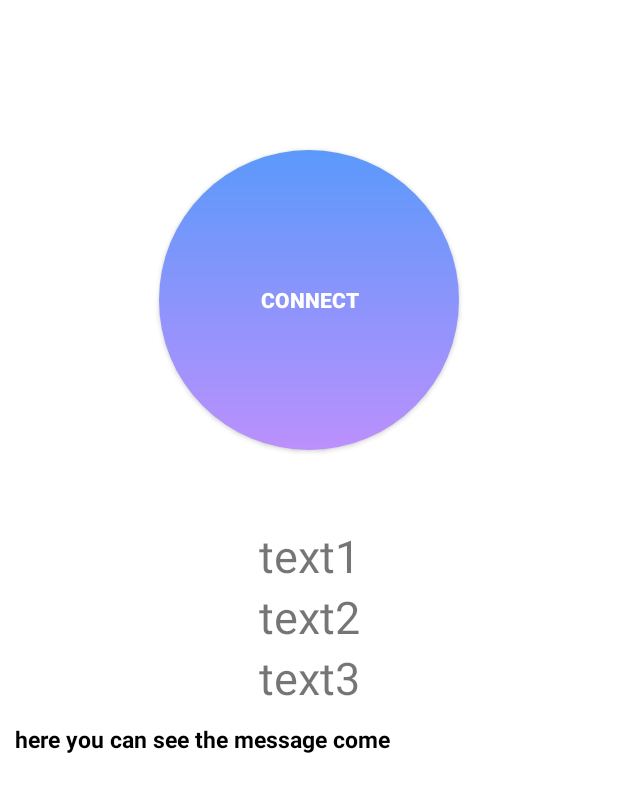
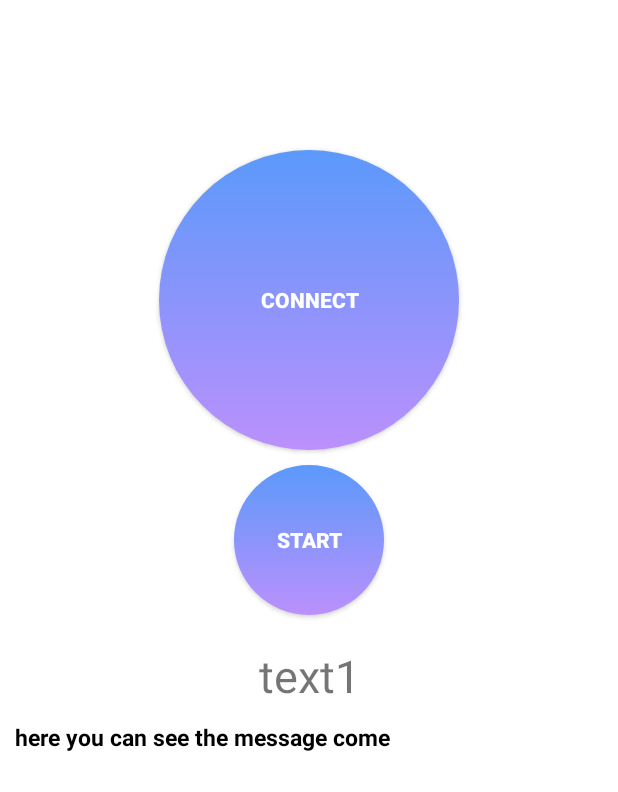
Before and after one commit to kms05021/JongP2, an Android app: the screen it shows after launch (MainActivity), on a phone screen of 412 x 824 dp. Shown: the top 792 px of the screen. Run offline under Robolectric (Android 15) with nearby library versions, the phone set to English and light mode, and no system bars; our stand-ins replace data binding; libraries missing offline, so code that uses them is left out: com.gun0912.tedpermission.

Commit message:
Start/Stop button 생성

```diff
--- a/Android/01AndroidBluetooth_MVVM/app/src/main/java/com/lilly/bluetoothclassic/ui/MainActivity.kt
+++ b/Android/01AndroidBluetooth_MVVM/app/src/main/java/com/lilly/bluetoothclassic/ui/MainActivity.kt
@@ -91,6 +91,7 @@ class MainActivity : AppCompatActivity() {
                 } else {
                     viewModel.setInProgress(false)
                     viewModel.btnConnected.set(false)
+                    viewModel.onStart.set(false)
                     Util.showNotification("디바이스와 연결이 해제되었습니다.")
                 }
             }
--- a/Android/01AndroidBluetooth_MVVM/app/src/main/java/com/lilly/bluetoothclassic/viewmodel/MainViewModel.kt
+++ b/Android/01AndroidBluetooth_MVVM/app/src/main/java/com/lilly/bluetoothclassic/viewmodel/MainViewModel.kt
@@ -60,12 +60,12 @@ class MainViewModel(private val repository: Repository) : ViewModel() {
 
     fun onClickStart() {
         if (!onStart.get()) { // 블루투스 측정 시작
-            val startSignal = "CMD_START".toByteArray(Charset.defaultCharset())
+            val startSignal = "START".toByteArray(Charset.defaultCharset())
             repository.sendByteData(startSignal)
             /* ACK 수신 */
             onStart.set(true)
         } else { // 측정 중지
-            val stopSignal = "CMD_STOP".toByteArray(Charset.defaultCharset())
+            val stopSignal = "STOP".toByteArray(Charset.defaultCharset())
             repository.sendByteData(stopSignal)
             /* ACK 수신 */
             onStart.set(false)
--- a/Android/01AndroidBluetooth_MVVM/app/src/main/res/layout/activity_main.xml
+++ b/Android/01AndroidBluetooth_MVVM/app/src/main/res/layout/activity_main.xml
@@ -59,35 +59,36 @@
             app:layout_constraintStart_toStartOf="parent"
             app:layout_constraintTop_toTopOf="parent" />
 
+        <androidx.appcompat.widget.AppCompatButton
+            android:id="@+id/btn_start"
+            android:layout_width="100dp"
+            android:layout_height="100dp"
+            android:layout_marginTop="10dp"
+            android:background="@drawable/button_circle"
+            android:onClick="@{()->viewModel.onClickStart()}"
+            android:clickable="@{viewModel.btnConnected?true:false}"
+            android:text="@{viewModel.onStart?@string/stop:@string/start}"
+            android:textColor="@color/white"
+            android:textStyle="bold"
+            app:layout_constraintEnd_toEndOf="parent"
+            app:layout_constraintStart_toStartOf="parent"
+            app:layout_constraintTop_toBottomOf="@id/btn_connect" />
+
         <LinearLayout
             android:id="@+id/logLayout"
             android:layout_width="match_parent"
             android:layout_height="0dp"
-            android:layout_marginTop="50dp"
+            android:layout_marginTop="20dp"
             android:layout_marginBottom="50dp"
             android:onClick="onClickMethod"
             android:clickable="true"
             android:orientation="vertical"
-            app:layout_constraintTop_toBottomOf="@id/btn_connect">
+            app:layout_constraintTop_toBottomOf="@id/btn_start">
 
             <TextView
                 android:layout_width="match_parent"
                 android:layout_height="wrap_content"
                 android:text="text1"
-                android:textAlignment="center"
-                android:textSize="30sp" />
-
-            <TextView
-                android:layout_width="match_parent"
-                android:layout_height="wrap_content"
-                android:text="text2"
-                android:textAlignment="center"
-                android:textSize="30sp" />
-
-            <TextView
-                android:layout_width="match_parent"
-                android:layout_height="wrap_content"
-                android:text="text3"
                 android:textAlignment="center"
                 android:textSize="30sp" />
         </LinearLayout>
--- a/Android/01AndroidBluetooth_MVVM/app/src/main/res/values/strings.xml
+++ b/Android/01AndroidBluetooth_MVVM/app/src/main/res/values/strings.xml
@@ -2,4 +2,6 @@
     <string name="app_name">LillyBluetoothClassic</string>
     <string name="connect">connect</string>
     <string name="disconnect">disconnect</string>
+    <string name="stop">stop</string>
+    <string name="start">start</string>
 </resources>
```
